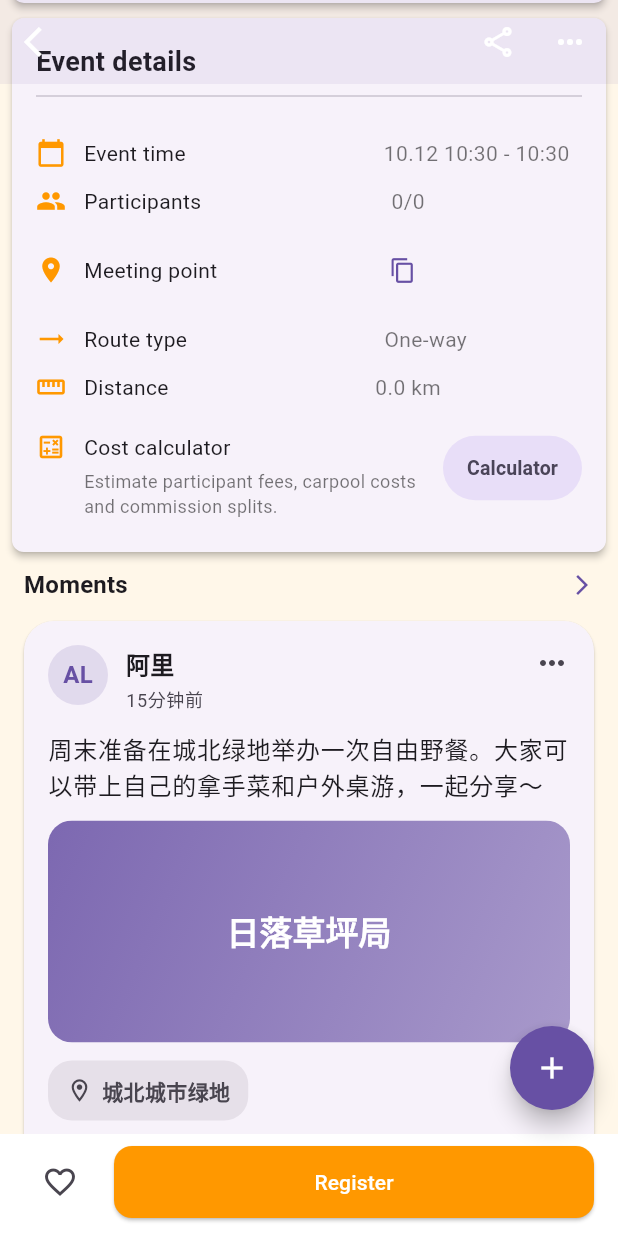
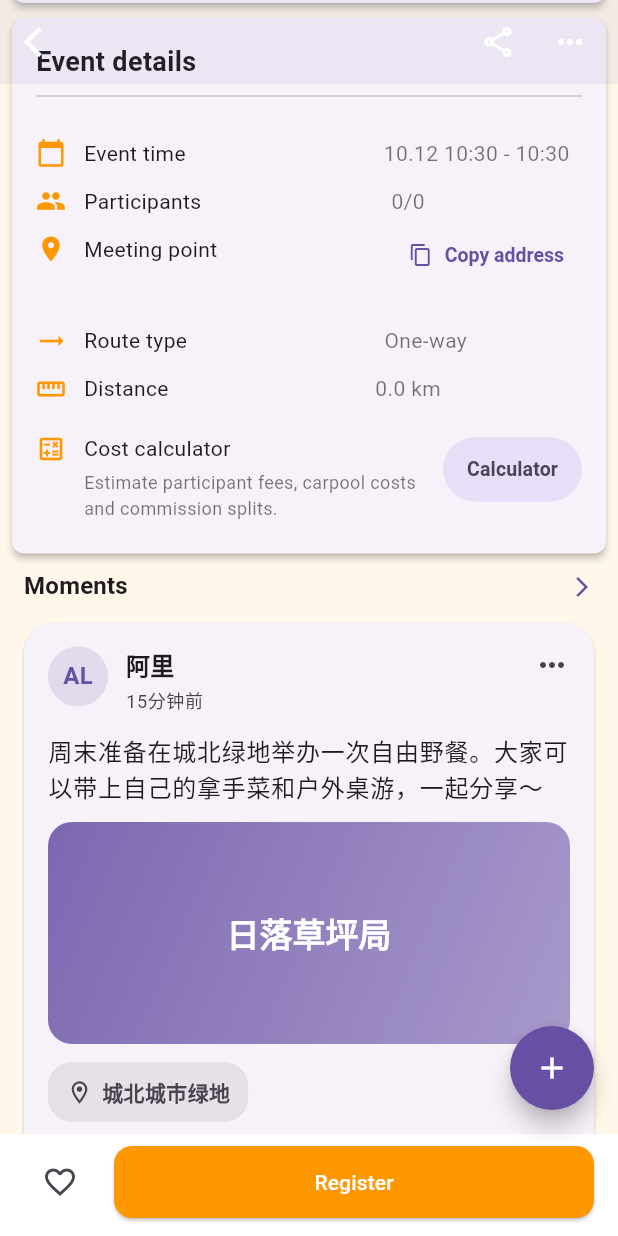
Before and after one commit to Kukutx/crew_app, a Flutter app: the EventDetailPage screen opened directly with empty values, scrolled down 576 dp, on a phone screen of 412 x 824 dp. Run offline on Flutter 3.47's test engine with Material 3 defaults, Android fonts, the phone set to English and light mode, and no system bars; our stand-ins replace cached_network_image, chewie, dio, firebase_auth, firebase_core, firebase_crashlytics and 12 more; missing offline and left inert: feedback, firebase_ui_auth, firebase_ui_oauth_apple, firebase_ui_oauth_google, image_gallery_saver_plus; accounts and stored records are empty; network calls fail.

Commit message:
Refine meeting point layout

```diff
--- a/lib/features/events/presentation/detail/widgets/event_info_card.dart
+++ b/lib/features/events/presentation/detail/widgets/event_info_card.dart
@@ -53,36 +53,7 @@ class EventInfoCard extends StatelessWidget {
             const SizedBox(height: 12),
             _detailRow(Icons.calendar_today, loc.event_time_title, timeText),
             _detailRow(Icons.people, loc.event_participants_title, participantText),
-            InkWell(
-              onTap: onTapLocation,
-              child: _detailRow(
-                Icons.place,
-                loc.event_meeting_point_title,
-                addressText,
-                valueStyle: TextStyle(
-                  fontSize: 14,
-                  color: linkColor,
-                  decoration: TextDecoration.underline,
-                  decorationColor: linkColor,
-                ),
-                trailing: IconButton(
-                  icon: const Icon(Icons.copy, size: 18),
-                  color: linkColor,
-                  tooltip: loc.event_copy_address_button,
-                  onPressed: () async {
-                    await Clipboard.setData(ClipboardData(text: addressText));
-                    if (!context.mounted) {
-                      return;
-                    }
-                    ScaffoldMessenger.of(context).showSnackBar(
-                      SnackBar(
-                        content: Text(loc.event_copy_address_success),
-                      ),
-                    );
-                  },
-                ),
-              ),
-            ),
+            _meetingPointRow(context, addressText, linkColor),
             if (waypoints.isNotEmpty) _waypointsRow(waypoints, loc),
             if (routeType != null)
               _detailRow(
@@ -109,7 +80,6 @@ class EventInfoCard extends StatelessWidget {
     String title,
     String value, {
     TextStyle? valueStyle,
-    Widget? trailing,
   }) =>
       Padding(
         padding: const EdgeInsets.symmetric(vertical: 6),
@@ -128,13 +98,65 @@ class EventInfoCard extends StatelessWidget {
                     const TextStyle(fontSize: 14, color: Colors.black54),
               ),
             ),
-            if (trailing != null) ...[
-              const SizedBox(width: 4),
-              trailing,
-            ],
           ],
         ),
       );
+
+  Widget _meetingPointRow(
+    BuildContext context,
+    String addressText,
+    Color linkColor,
+  ) =>
+      Padding(
+        padding: const EdgeInsets.symmetric(vertical: 6),
+        child: Row(
+          crossAxisAlignment: CrossAxisAlignment.start,
+          children: [
+            const Icon(Icons.place, size: 20, color: Colors.orange),
+            const SizedBox(width: 12),
+            Expanded(
+              child: Column(
+                crossAxisAlignment: CrossAxisAlignment.start,
+                children: [
+                  Text(loc.event_meeting_point_title,
+                      style: const TextStyle(fontSize: 14)),
+                  const SizedBox(height: 4),
+                  InkWell(
+                    onTap: onTapLocation,
+                    borderRadius: BorderRadius.circular(4),
+                    child: Padding(
+                      padding: const EdgeInsets.symmetric(vertical: 2),
+                      child: Text(
+                        addressText,
+                        style: TextStyle(
+                          fontSize: 14,
+                          color: linkColor,
+                          decoration: TextDecoration.underline,
+                          decorationColor: linkColor,
+                        ),
+                      ),
+                    ),
+                  ),
+                ],
+              ),
+            ),
+            const SizedBox(width: 12),
+            _CopyAddressButton(
+              addressText: addressText,
+              onCopied: () => _showCopySuccess(context),
+              label: loc.event_copy_address_button,
+            ),
+          ],
+        ),
+      );
+
+  void _showCopySuccess(BuildContext context) {
+    ScaffoldMessenger.of(context).showSnackBar(
+      SnackBar(
+        content: Text(loc.event_copy_address_success),
+      ),
+    );
+  }
 
   Widget _waypointsRow(List<String> waypoints, AppLocalizations loc) => Padding(
         padding: const EdgeInsets.symmetric(vertical: 6),
@@ -232,3 +254,39 @@ class EventInfoCard extends StatelessWidget {
     return formatter.format(kilometers);
   }
 }
+
+class _CopyAddressButton extends StatelessWidget {
+  final String addressText;
+  final VoidCallback onCopied;
+  final String label;
+
+  const _CopyAddressButton({
+    required this.addressText,
+    required this.onCopied,
+    required this.label,
+  });
+
+  @override
+  Widget build(BuildContext context) {
+    final colorScheme = Theme.of(context).colorScheme;
+    return TextButton.icon(
+      onPressed: () async {
+        await Clipboard.setData(ClipboardData(text: addressText));
+        if (!context.mounted) {
+          return;
+        }
+        onCopied();
+      },
+      icon: const Icon(Icons.copy, size: 16),
+      label: Text(label),
+      style: TextButton.styleFrom(
+        foregroundColor: colorScheme.primary,
+        padding: const EdgeInsets.symmetric(horizontal: 12, vertical: 8),
+        minimumSize: const Size(0, 36),
+        tapTargetSize: MaterialTapTargetSize.shrinkWrap,
+        textStyle: const TextStyle(fontSize: 13, fontWeight: FontWeight.w600),
+        visualDensity: VisualDensity.compact,
+      ),
+    );
+  }
+}
```
